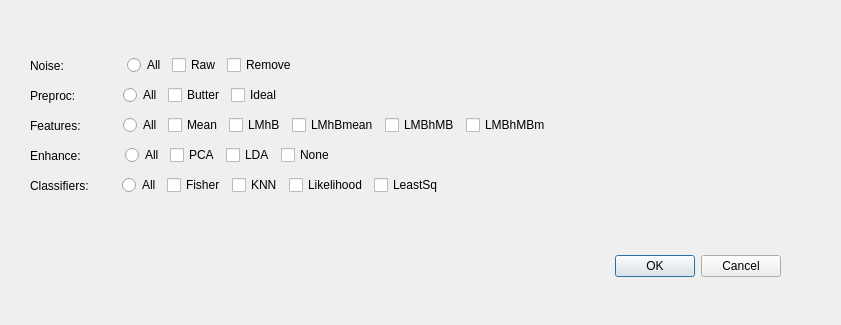
Before: the Qt Designer form UI/BulkDetection.ui in ranianr/bAnalyzer, drawn with Qt 5.
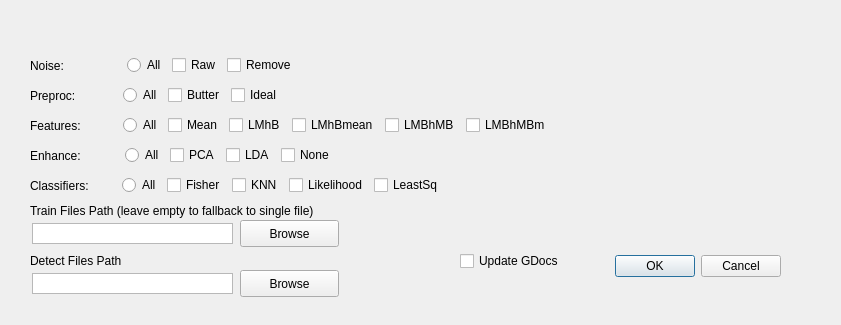
After: the same form once the commit is applied.

Commit message: - Make updating Google Docs configurable (both internally and through GUI) - Get training files automatically and autodetecting the corresponding detection files - Bulk Detection configurations now contains the training/detection directories and online updating checkbox - Refactoring BulkDetect method to be a static one and able to detect multiple files at a time

```diff
--- a/UI/BulkDetection.ui
+++ b/UI/BulkDetection.ui
@@ -464,6 +464,103 @@
     </item>
    </layout>
   </widget>
+  <widget class="QPushButton" name="trainDirBrowseB">
+   <property name="geometry">
+    <rect>
+     <x>240</x>
+     <y>220</y>
+     <width>99</width>
+     <height>27</height>
+    </rect>
+   </property>
+   <property name="text">
+    <string>Browse</string>
+   </property>
+  </widget>
+  <widget class="QTextEdit" name="trainDirT">
+   <property name="geometry">
+    <rect>
+     <x>32</x>
+     <y>223</y>
+     <width>201</width>
+     <height>21</height>
+    </rect>
+   </property>
+   <property name="verticalScrollBarPolicy">
+    <enum>Qt::ScrollBarAlwaysOff</enum>
+   </property>
+   <property name="horizontalScrollBarPolicy">
+    <enum>Qt::ScrollBarAlwaysOff</enum>
+   </property>
+  </widget>
+  <widget class="QLabel" name="trainDirLbl">
+   <property name="geometry">
+    <rect>
+     <x>30</x>
+     <y>200</y>
+     <width>361</width>
+     <height>21</height>
+    </rect>
+   </property>
+   <property name="text">
+    <string>Train Files Path (leave empty to fallback to single file)</string>
+   </property>
+  </widget>
+  <widget class="QTextEdit" name="detectDirT">
+   <property name="geometry">
+    <rect>
+     <x>32</x>
+     <y>273</y>
+     <width>201</width>
+     <height>21</height>
+    </rect>
+   </property>
+   <property name="verticalScrollBarPolicy">
+    <enum>Qt::ScrollBarAlwaysOff</enum>
+   </property>
+   <property name="horizontalScrollBarPolicy">
+    <enum>Qt::ScrollBarAlwaysOff</enum>
+   </property>
+  </widget>
+  <widget class="QPushButton" name="detectDirBrowseB">
+   <property name="geometry">
+    <rect>
+     <x>240</x>
+     <y>270</y>
+     <width>99</width>
+     <height>27</height>
+    </rect>
+   </property>
+   <property name="text">
+    <string>Browse</string>
+   </property>
+  </widget>
+  <widget class="QLabel" name="detectDirLbl">
+   <property name="geometry">
+    <rect>
+     <x>30</x>
+     <y>250</y>
+     <width>371</width>
+     <height>21</height>
+    </rect>
+   </property>
+   <property name="text">
+    <string>Detect Files Path</string>
+   </property>
+  </widget>
+  <widget class="QCheckBox" name="updateGDocsCB">
+   <property name="geometry">
+    <rect>
+     <x>460</x>
+     <y>250</y>
+     <width>131</width>
+     <height>22</height>
+    </rect>
+   </property>
+   <property name="text">
+    <string>Update GDocs</string>
+   </property>
+  </widget>
  </widget>
  <resources/>
  <connections>
```
The commit also changes 4 other files.
